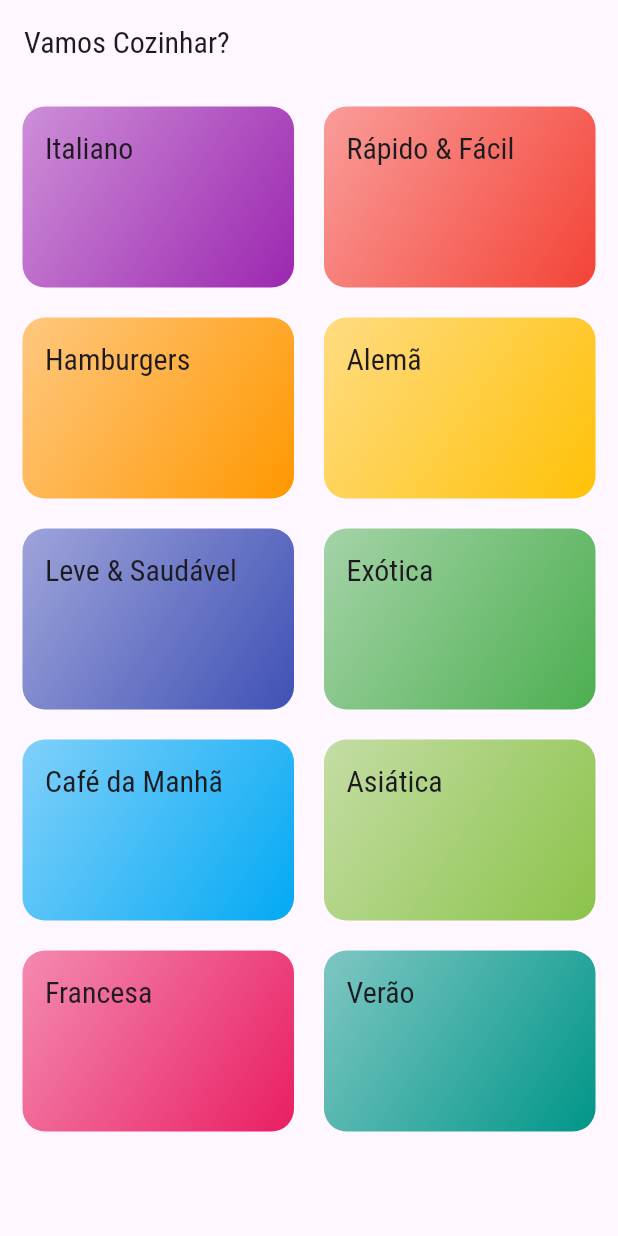
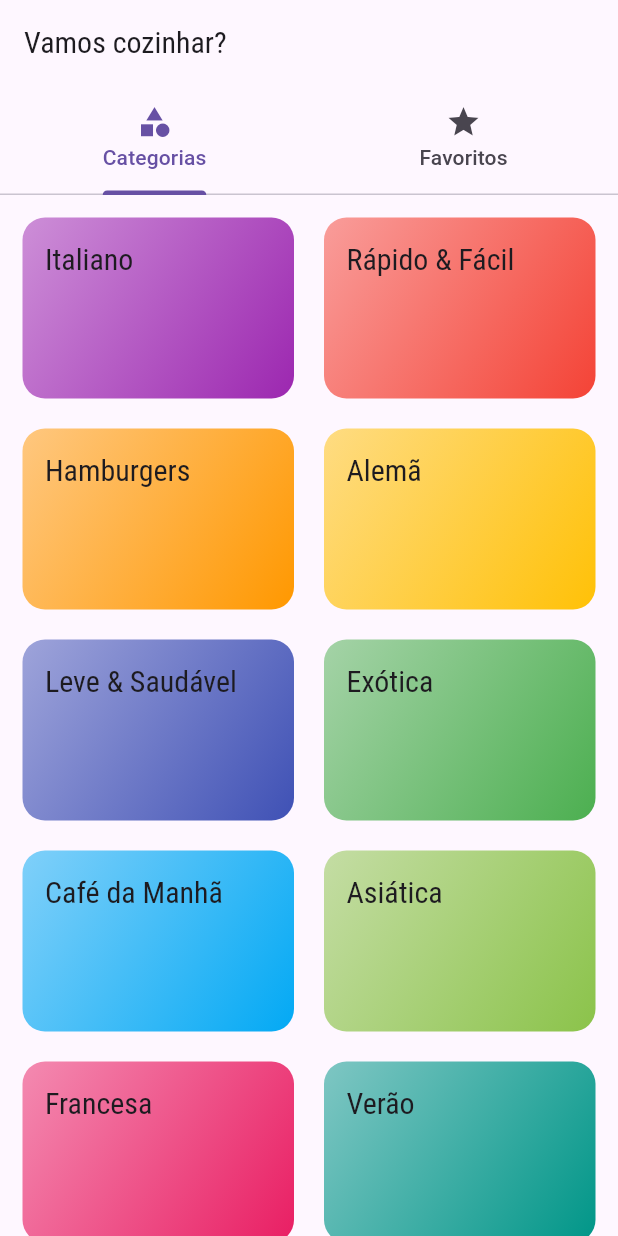
Before and after one commit to dm-moro/FlutterMeals, a Flutter app: the screen it shows after launch, on a phone screen of 412 x 824 dp. Run offline on Flutter 3.47's test engine with Material 3 defaults, Android fonts, the phone set to English and light mode, and no system bars.

Commit message:
feat: Tab screen and section widgets

```diff
--- a/lib/main.dart
+++ b/lib/main.dart
@@ -1,4 +1,5 @@
 import 'package:flutter/material.dart';
+import 'screens/tabs_screen.dart';
 import 'package:meals/screens/categories_meals_screen.dart';
 import 'package:meals/screens/categories_screen.dart';
 import 'package:meals/screens/meal_detail_screen.dart';
@@ -31,10 +32,31 @@ class MyApp extends StatelessWidget {
         ),
       ),
       routes: {
-        AppRoutes.HOME: (ctx) => CategoriesScreen(),
+        AppRoutes.HOME: (ctx) => TabsScreen(),
         AppRoutes.CATEGORIES_MEALS: (ctx) => CategoriesMealsScreen(),
         AppRoutes.MEAL_DETAIL: (ctx) => MealDetailScreen(),
+        // AppRoutes.FAVORITES_MEALS: (ctx) => TabsScreen();
       },
+      // onGenerateRoute: (settings) {
+      //   if(settings.name == 'alguma-rota') {
+      //     return null;
+      //   } else if (settings.name == 'outra-rota') {
+      //     return null;
+      //   } else {
+      //     return MaterialPageRoute(
+      //       builder: (_) {
+      //         return CategoriesScreen(); // home
+      //       }
+      //     );
+      //   }
+      // },
+      // onUnknownRoute: (settings) {
+      //   return MaterialPageRoute(
+      //     builder: (_) {
+      //       return CategoriesMealsScreen(); // home // colocar uma mensagem de erro 404 NOT FOUND
+      //     }
+      //   );
+      // },
     );
   }
 }
--- a/lib/screens/categories_screen.dart
+++ b/lib/screens/categories_screen.dart
@@ -7,11 +7,7 @@ class CategoriesScreen extends StatelessWidget {
 
   @override
   Widget build(BuildContext context) {
-    return Scaffold(
-      appBar: AppBar(
-        title: const Text('Vamos Cozinhar?'),
-      ),
-      body: GridView(
+    return GridView(
       padding: EdgeInsets.all(15),
       gridDelegate: const SliverGridDelegateWithMaxCrossAxisExtent(
         maxCrossAxisExtent: 200,
@@ -22,7 +18,6 @@ class CategoriesScreen extends StatelessWidget {
       children: dummyCategories.map((cat) {
         return CategoryItem(cat);
       }).toList(),
-      ),
     );
   }
 }
--- /dev/null
+++ b/lib/screens/tabs_screen.dart
@@ -0,0 +1,37 @@
+
+
+import 'package:flutter/material.dart';
+import 'package:meals/screens/categories_screen.dart';
+import 'package:meals/screens/favorite_screen.dart';
+
+class TabsScreen extends StatelessWidget {
+
+  @override
+  Widget build(BuildContext context) {
+    return DefaultTabController(
+      length: 2,
+      child: Scaffold(
+        appBar: AppBar(
+          title: Text('Vamos cozinhar?'),
+          bottom: TabBar(
+            tabs: [
+              Tab(
+                icon: Icon(Icons.category),
+                text: 'Categorias',
+              ),
+              Tab(
+                icon: Icon(Icons.star),
+                text: 'Favoritos',
+              ),
+            ]
+          ),
+        ),
+        body: TabBarView(
+          children: [
+            CategoriesScreen(),
+            FavoriteScreen(),
+          ]),
+      )
+    );
+  }
+}
```
Also changed, not shown: lib/screens/meal_detail_screen.dart (+72 -2 lines). Lines whose indentation alone changed are shown as unchanged.
